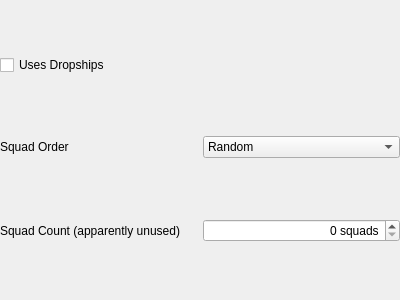
The window that native/src/ReachVariantTool/ui/widgets/firefight_wave.ui (DavidJCobb/ReachVariantEditor) describes before a commit, drawn with Qt 5.
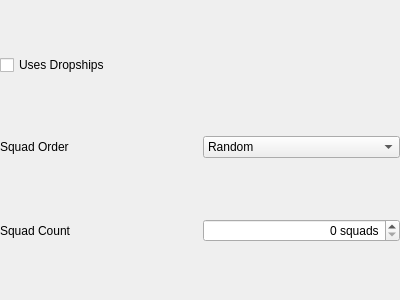
The same window after the commit.

The edit to the form file:
```diff
--- a/native/src/ReachVariantTool/ui/widgets/firefight_wave.ui
+++ b/native/src/ReachVariantTool/ui/widgets/firefight_wave.ui
@@ -52,7 +52,7 @@
    <item row="2" column="0">
     <widget class="QLabel" name="labelSquadCount">
      <property name="text">
-      <string>Squad Count (apparently unused)</string>
+      <string>Squad Count</string>
      </property>
      <property name="buddy">
       <cstring>fieldSquadCount</cstring>
```
Left out of the diff: 2 changed lines with no effect on the pictures.
